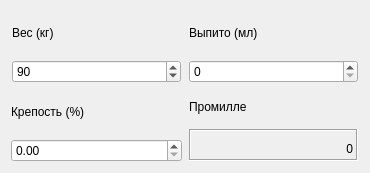
Before: the Qt Designer form form.ui in bytefucker/barfly, drawn with Qt 5.
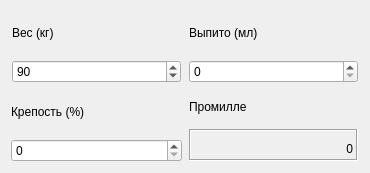
After: the same form once the commit is applied. Icons and pictures are not drawn.

```diff
--- a/form.ui
+++ b/form.ui
@@ -146,6 +146,9 @@
      </item>
      <item>
       <widget class="QDoubleSpinBox" name="inputSpinBox3">
+       <property name="decimals">
+        <number>0</number>
+       </property>
        <property name="singleStep">
         <double>0.500000000000000</double>
        </property>
```
Left out of the diff: 4 changed lines with no effect on the pictures.
